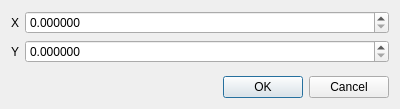
maciejgrzybek/EvolViz, file EvolViz/ConstMutationDialog.ui: the form before one commit.
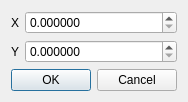
The form after the commit.

Commit message: Windows resizing

What changed in the file:
```diff
--- a/EvolViz/ConstMutationDialog.ui
+++ b/EvolViz/ConstMutationDialog.ui
@@ -6,8 +6,8 @@
    <rect>
     <x>0</x>
     <y>0</y>
-    <width>400</width>
-    <height>109</height>
+    <width>174</width>
+    <height>95</height>
    </rect>
   </property>
   <property name="windowTitle">
```
The commit also changes 1 other file.
